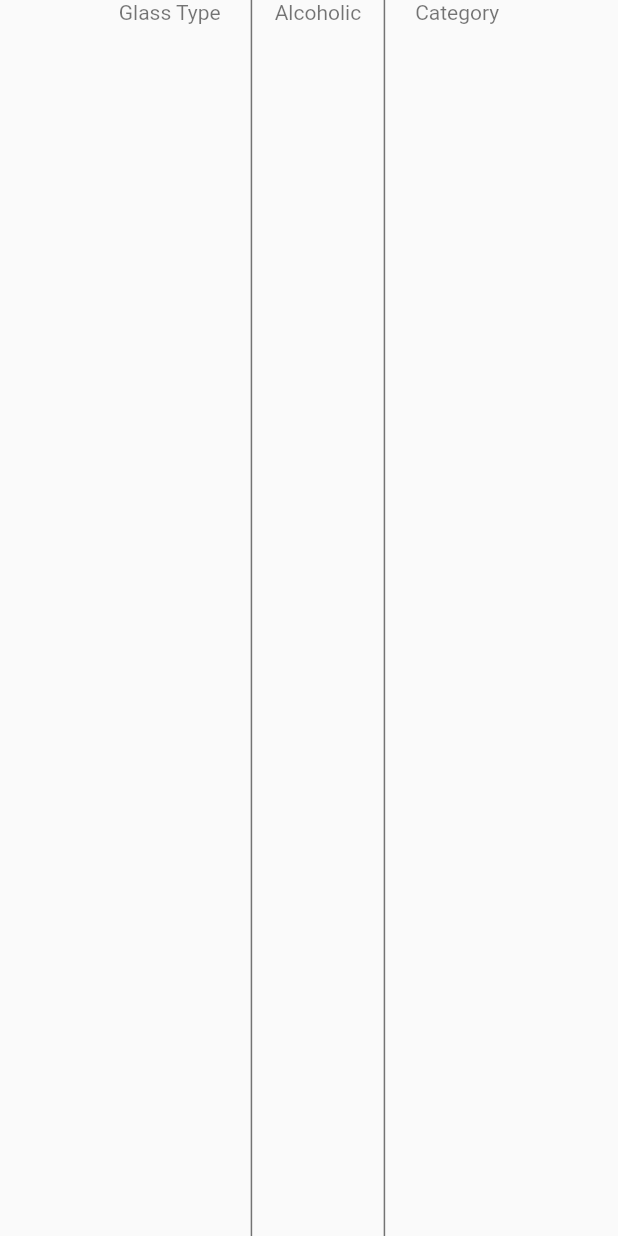
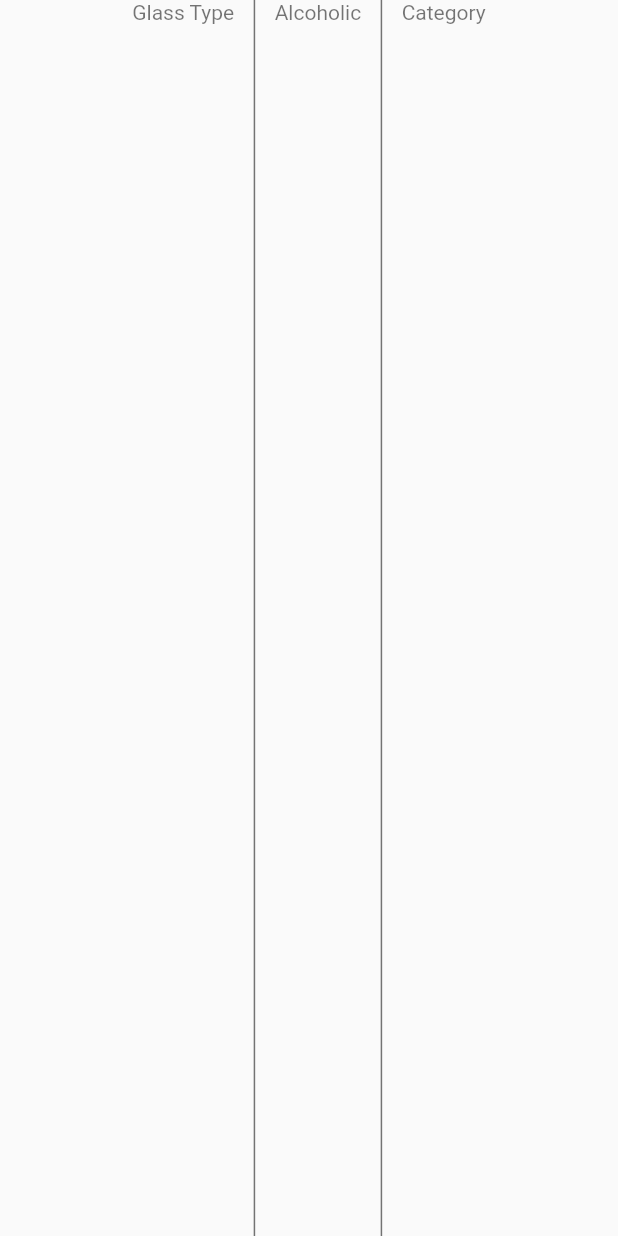
Before and after one commit to prossion/Flutter_Cocktail_App, a Flutter app: the CategoryWidget widget shown alone on an empty page, opened directly with empty values, on a phone screen of 412 x 824 dp. Run offline on Flutter 3.47's test engine with Material 2 defaults, Android fonts, the phone set to English and light mode, and no system bars; our stand-ins replace bloc, cached_network_image, equatable, flutter_bloc; network calls fail.

Commit message:
update UI

```diff
--- a/lib/main.dart
+++ b/lib/main.dart
@@ -34,7 +34,7 @@ class MyApp extends StatelessWidget {
       ],
       child: MaterialApp(
         theme: ThemeData(
-          primarySwatch: Colors.blue,
+          primarySwatch: Colors.cyan,
         ),
         home: const HomeScreen(),
       ),
--- a/lib/screens/home_screen.dart
+++ b/lib/screens/home_screen.dart
@@ -62,7 +62,7 @@ class _HomeScreenState extends State<HomeScreen> {
               );
             } else if (state is CocktailError) {
               return const Center(
-                child: Text('Error'),
+                child: Text('Unexpected Failure!\nPlease try now '),
               );
             }
             return const Center(
--- a/lib/widgets/main_screen/category_widget.dart
+++ b/lib/widgets/main_screen/category_widget.dart
@@ -33,7 +33,7 @@ class CategoryWidget extends StatelessWidget {
           ],
         ),
         const SizedBox(
-          width: 20,
+          width: 13,
         ),
         Container(
           decoration: const BoxDecoration(
@@ -43,7 +43,7 @@ class CategoryWidget extends StatelessWidget {
             ),
           ),
           child: Padding(
-            padding: const EdgeInsets.only(left: 15, right: 15),
+            padding: const EdgeInsets.only(left: 13, right: 13),
             child: Column(
               children: [
                 const Text(
@@ -63,7 +63,7 @@ class CategoryWidget extends StatelessWidget {
           ),
         ),
         const SizedBox(
-          width: 20,
+          width: 13,
         ),
         Column(
           children: [
--- a/lib/widgets/main_screen/instruction_widget.dart
+++ b/lib/widgets/main_screen/instruction_widget.dart
@@ -7,10 +7,9 @@ class InstructionWidget extends StatelessWidget {
 
   @override
   Widget build(BuildContext context) {
-    return Padding(
-      padding: const EdgeInsets.all(8.0),
-      child: Column(
+    return Column(
       crossAxisAlignment: CrossAxisAlignment.start,
+      mainAxisAlignment: MainAxisAlignment.start,
       children: [
         const Text(
           'Instruction',
@@ -26,7 +25,6 @@ class InstructionWidget extends StatelessWidget {
           ),
         ),
       ],
-      ),
     );
   }
 }
--- a/lib/widgets/main_screen/main_screen.dart
+++ b/lib/widgets/main_screen/main_screen.dart
@@ -1,4 +1,4 @@
-export 'ingadients_widget.dart';
+export 'ingradients_widget.dart';
 export 'instruction_widget.dart';
 export 'category_widget.dart';
 export 'photo_widget.dart';
--- a/lib/widgets/search_screen.dart/custom_delegate_search.dart
+++ b/lib/widgets/search_screen.dart/custom_delegate_search.dart
@@ -37,8 +37,6 @@ class CustomSearchDelegate extends SearchDelegate {
 
   @override
   Widget buildResults(BuildContext context) {
-    print('Inside custom search delegate and seacrh query is $query');
-
     BlocProvider.of<SearchCocktailBloc>(context, listen: false)
         .add(SearchCocktail(query));
 
```
Also changed, not shown: lib/widgets/cocktail_page.dart (+30 -53 lines), lib/widgets/main_screen/ingradients_widget.dart (renamed from lib/widgets/main_screen/ingadients_widget.dart, +6 -4 lines). Lines whose indentation alone changed are shown as unchanged.
